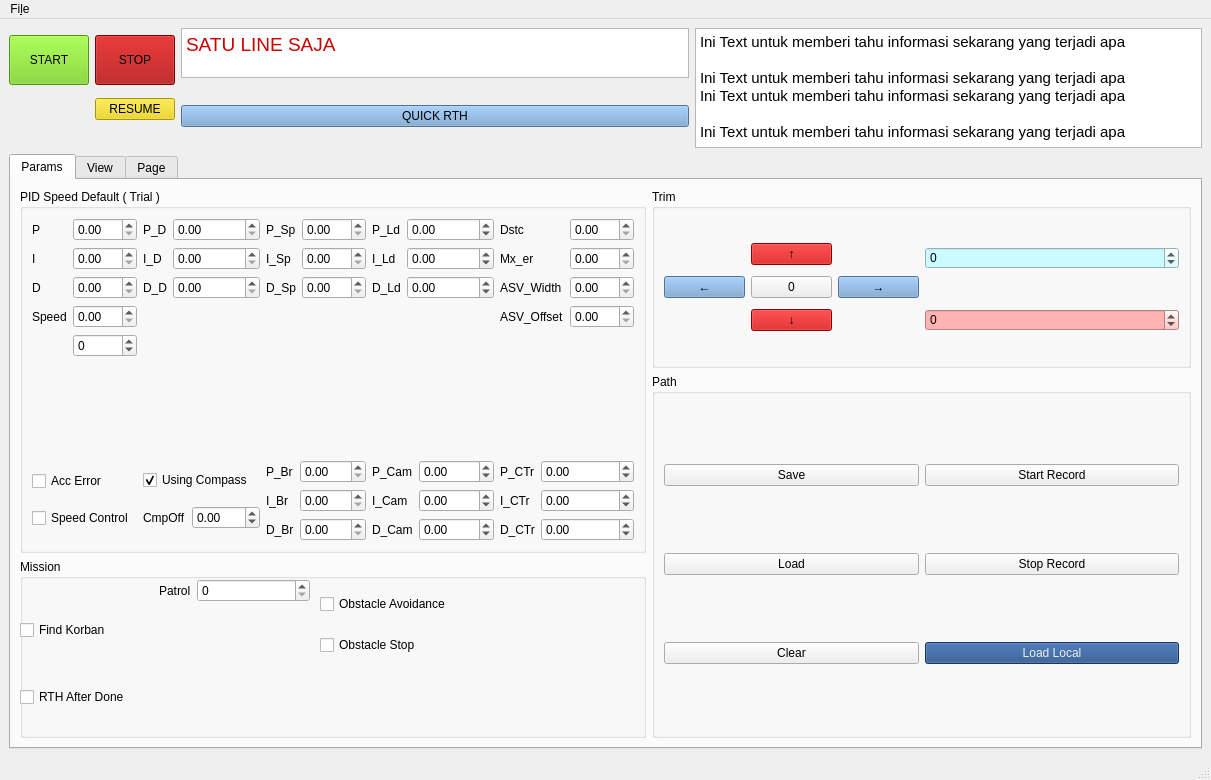
Old version of the form src/asv_auto_control/ui/mainwindow.ui in the repository azidanit/yolo_asv_ros_autonomous_control.
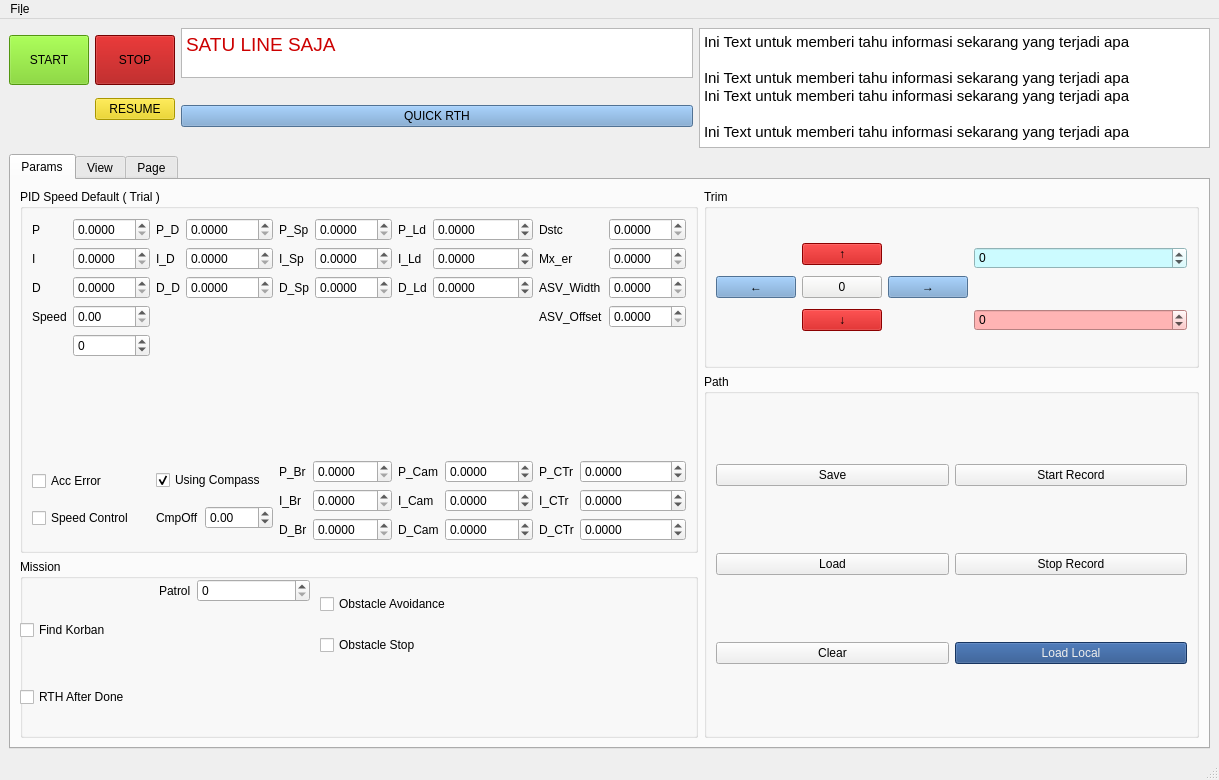
New version of the form. Custom widgets are drawn as their Qt base class.

Patch:
```diff
--- a/src/asv_auto_control/ui/mainwindow.ui
+++ b/src/asv_auto_control/ui/mainwindow.ui
@@ -6,7 +6,7 @@
    <rect>
     <x>0</x>
     <y>0</y>
-    <width>1211</width>
+    <width>1219</width>
     <height>780</height>
    </rect>
   </property>
@@ -183,6 +183,9 @@
              </item>
              <item row="0" column="1">
               <widget class="QDoubleSpinBox" name="doubleSpinBox_Pld">
+               <property name="decimals">
+                <number>4</number>
+               </property>
                <property name="minimum">
                 <double>-1000.000000000000000</double>
                </property>
@@ -200,6 +203,9 @@
              </item>
              <item row="1" column="1">
               <widget class="QDoubleSpinBox" name="doubleSpinBox_Ild">
+               <property name="decimals">
+                <number>4</number>
+               </property>
                <property name="minimum">
                 <double>-1000.000000000000000</double>
                </property>
@@ -217,6 +223,9 @@
              </item>
              <item row="2" column="1">
               <widget class="QDoubleSpinBox" name="doubleSpinBox_Dld">
+               <property name="decimals">
+                <number>4</number>
+               </property>
                <property name="minimum">
                 <double>-1000.000000000000000</double>
                </property>
@@ -238,6 +247,9 @@
              </item>
              <item row="0" column="1">
               <widget class="QDoubleSpinBox" name="doubleSpinBox_PD">
+               <property name="decimals">
+                <number>4</number>
+               </property>
                <property name="maximum">
                 <double>999.000000000000000</double>
                </property>
@@ -255,6 +267,9 @@
              </item>
              <item row="1" column="1">
               <widget class="QDoubleSpinBox" name="doubleSpinBox_ID">
+               <property name="decimals">
+                <number>4</number>
+               </property>
                <property name="maximum">
                 <double>999.000000000000000</double>
                </property>
@@ -272,6 +287,9 @@
              </item>
              <item row="2" column="1">
               <widget class="QDoubleSpinBox" name="doubleSpinBox_DD">
+               <property name="decimals">
+                <number>4</number>
+               </property>
                <property name="maximum">
                 <double>999.000000000000000</double>
                </property>
@@ -293,6 +311,9 @@
              </item>
              <item row="0" column="1">
               <widget class="QDoubleSpinBox" name="doubleSpinBox_Psp">
+               <property name="decimals">
+                <number>4</number>
+               </property>
                <property name="maximum">
                 <double>999.000000000000000</double>
                </property>
@@ -307,6 +328,9 @@
              </item>
              <item row="1" column="1">
               <widget class="QDoubleSpinBox" name="doubleSpinBox_Isp">
+               <property name="decimals">
+                <number>4</number>
+               </property>
                <property name="maximum">
                 <double>999.000000000000000</double>
                </property>
@@ -321,6 +345,9 @@
              </item>
              <item row="2" column="1">
               <widget class="QDoubleSpinBox" name="doubleSpinBox_Dsp">
+               <property name="decimals">
+                <number>4</number>
+               </property>
                <property name="maximum">
                 <double>999.000000000000000</double>
                </property>
@@ -346,6 +373,9 @@
              </item>
              <item row="1" column="1">
               <widget class="QDoubleSpinBox" name="doubleSpinBox_IBr">
+               <property name="decimals">
+                <number>4</number>
+               </property>
                <property name="maximum">
                 <double>999.000000000000000</double>
                </property>
@@ -360,6 +390,9 @@
              </item>
              <item row="2" column="1">
               <widget class="QDoubleSpinBox" name="doubleSpinBox_DBr">
+               <property name="decimals">
+                <number>4</number>
+               </property>
                <property name="maximum">
                 <double>999.000000000000000</double>
                </property>
@@ -367,6 +400,9 @@
              </item>
              <item row="0" column="1">
               <widget class="QDoubleSpinBox" name="doubleSpinBox_PBr">
+               <property name="decimals">
+                <number>4</number>
+               </property>
                <property name="maximum">
                 <double>999.000000000000000</double>
                </property>
@@ -385,6 +421,9 @@
              </item>
              <item row="1" column="1">
               <widget class="QDoubleSpinBox" name="doubleSpinBox_Mtp_error_ld">
+               <property name="decimals">
+                <number>4</number>
+               </property>
                <property name="maximum">
                 <double>999.000000000000000</double>
                </property>
@@ -399,6 +438,9 @@
              </item>
              <item row="0" column="1">
               <widget class="QDoubleSpinBox" name="doubleSpinBox_Distance_save">
+               <property name="decimals">
+                <number>4</number>
+               </property>
                <property name="maximum">
                 <double>999.000000000000000</double>
                </property>
@@ -406,6 +448,9 @@
              </item>
              <item row="2" column="1">
               <widget class="QDoubleSpinBox" name="doubleSpinBox_ASV_width">
+               <property name="decimals">
+                <number>4</number>
+               </property>
                <property name="maximum">
                 <double>999.000000000000000</double>
                </property>
@@ -413,6 +458,9 @@
              </item>
              <item row="3" column="1">
               <widget class="QDoubleSpinBox" name="doubleSpinBox_ASV_offset">
+               <property name="decimals">
+                <number>4</number>
+               </property>
                <property name="maximum">
                 <double>999.000000000000000</double>
                </property>
@@ -445,6 +493,9 @@
              </item>
              <item row="0" column="1">
               <widget class="QDoubleSpinBox" name="doubleSpinBox_P">
+               <property name="decimals">
+                <number>4</number>
+               </property>
                <property name="maximum">
                 <double>999.000000000000000</double>
                </property>
@@ -462,6 +513,9 @@
              </item>
              <item row="1" column="1">
               <widget class="QDoubleSpinBox" name="doubleSpinBox_I">
+               <property name="decimals">
+                <number>4</number>
+               </property>
                <property name="maximum">
                 <double>999.000000000000000</double>
                </property>
@@ -479,6 +533,9 @@
              </item>
              <item row="2" column="1">
               <widget class="QDoubleSpinBox" name="doubleSpinBox_D">
+               <property name="decimals">
+                <number>4</number>
+               </property>
                <property name="maximum">
                 <double>999.000000000000000</double>
                </property>
@@ -570,6 +627,9 @@
             <layout class="QFormLayout" name="formLayout_9">
              <item row="0" column="1">
               <widget class="QDoubleSpinBox" name="doubleSpinBox_Pcam">
+               <property name="decimals">
+                <number>4</number>
+               </property>
                <property name="minimum">
                 <double>-1000.000000000000000</double>
                </property>
@@ -587,6 +647,9 @@
              </item>
              <item row="1" column="1">
               <widget class="QDoubleSpinBox" name="doubleSpinBox_Icam">
+               <property name="decimals">
+                <number>4</number>
+               </property>
                <property name="minimum">
                 <double>-1000.000000000000000</double>
                </property>
@@ -604,6 +667,9 @@
              </item>
              <item row="2" column="1">
               <widget class="QDoubleSpinBox" name="doubleSpinBox_Dcam">
+               <property name="decimals">
+                <number>4</number>
+               </property>
                <property name="minimum">
                 <double>-1000.000000000000000</double>
                </property>
@@ -625,6 +691,9 @@
             <layout class="QFormLayout" name="formLayout_10">
              <item row="0" column="1">
               <widget class="QDoubleSpinBox" name="doubleSpinBox_Pcam_thrust">
+               <property name="decimals">
+                <number>4</number>
+               </property>
                <property name="minimum">
                 <double>-1000.000000000000000</double>
                </property>
@@ -642,6 +711,9 @@
              </item>
              <item row="1" column="1">
               <widget class="QDoubleSpinBox" name="doubleSpinBox_Icam_thrust">
+               <property name="decimals">
+                <number>4</number>
+               </property>
                <property name="minimum">
                 <double>-1000.000000000000000</double>
                </property>
@@ -659,6 +731,9 @@
              </item>
              <item row="2" column="1">
               <widget class="QDoubleSpinBox" name="doubleSpinBox_Dcam_thrust">
+               <property name="decimals">
+                <number>4</number>
+               </property>
                <property name="minimum">
                 <double>-1000.000000000000000</double>
                </property>
@@ -1447,7 +1522,7 @@
     <rect>
      <x>0</x>
      <y>0</y>
-     <width>1211</width>
+     <width>1219</width>
      <height>22</height>
     </rect>
    </property>
```
Left out of the diff: 48 changed lines with no effect on the pictures.
